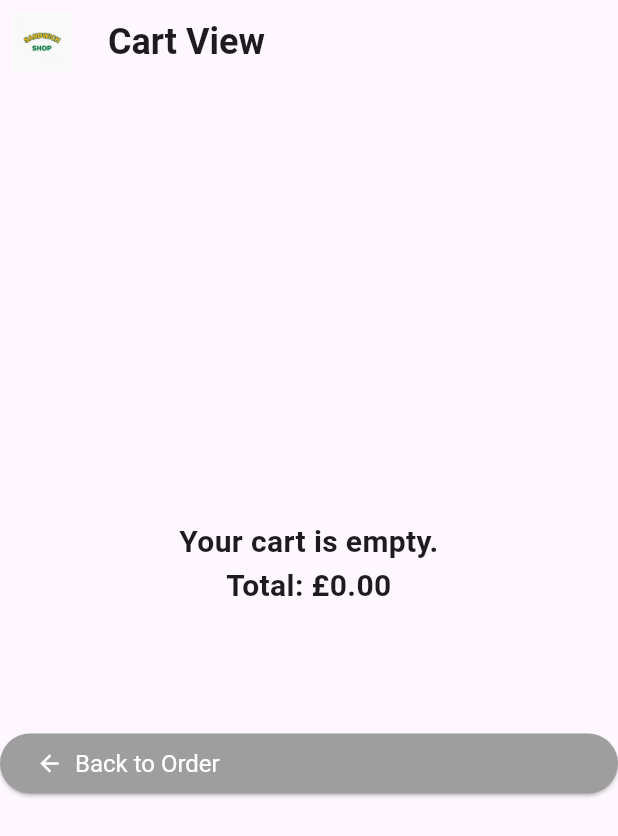
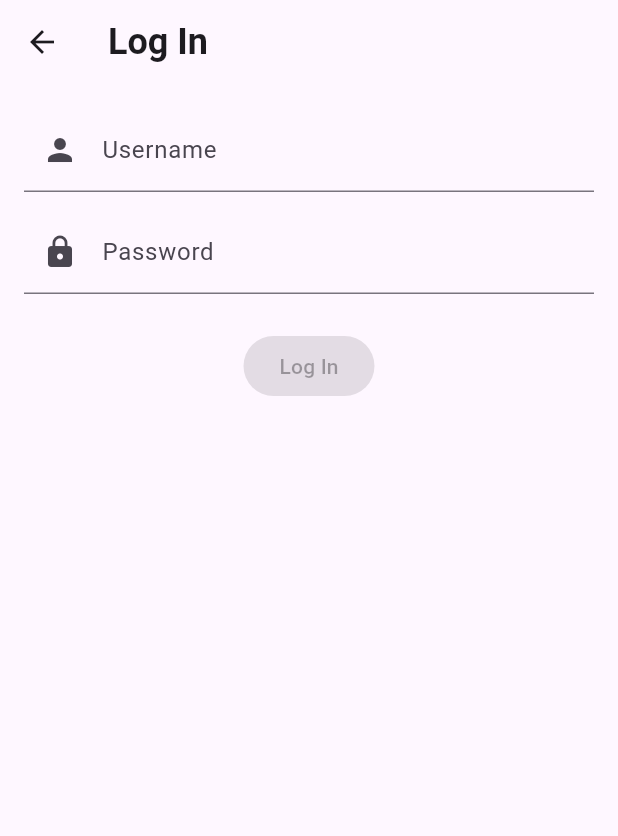
Before and after one commit to James40H/Sandwich_shop, a Flutter app: the screen it shows after launch, after a tap on "Log In", on a phone screen of 412 x 824 dp. Shown: the top 836 px of the screen. Run offline on Flutter 3.47's test engine with Material 3 defaults, Android fonts, the phone set to English and light mode, and no system bars.

Commit message:
add username and password and log in button

```diff
--- /dev/null
+++ b/lib/views/log_in_screen.dart
@@ -0,0 +1,91 @@
+import 'package:flutter/material.dart';
+import 'package:sandwich_shop/views/app_styles.dart';
+
+class LoginScreen extends StatefulWidget {
+  const LoginScreen({super.key});
+
+  @override
+  State<LoginScreen> createState() => _LoginScreenState();
+}
+
+class _LoginScreenState extends State<LoginScreen> {
+  final TextEditingController _usernameController = TextEditingController();
+  final TextEditingController _passwordController = TextEditingController();
+  bool _isSubmitting = false;
+
+  @override
+  void dispose() {
+    _usernameController.dispose();
+    _passwordController.dispose();
+    super.dispose();
+  }
+
+  void _submit() {
+    final username = _usernameController.text.trim();
+    final password = _passwordController.text;
+    if (username.isEmpty || password.isEmpty) {
+      ScaffoldMessenger.of(context).showSnackBar(
+        const SnackBar(content: Text('Please enter username and password')),
+      );
+      return;
+    }
+
+    setState(() => _isSubmitting = true);
+
+    // Simulate quick validation / auth - replace with real auth as needed.
+    Future.delayed(const Duration(milliseconds: 300), () {
+      if (!mounted) return;
+      setState(() => _isSubmitting = false);
+      // Return success to caller (OrderScreen)
+      Navigator.pop<bool>(context, true);
+    });
+  }
+
+  @override
+  Widget build(BuildContext context) {
+    final bool canSubmit = !_isSubmitting &&
+        _usernameController.text.trim().isNotEmpty &&
+        _passwordController.text.isNotEmpty;
+
+    return Scaffold(
+      appBar: AppBar(title: const Text('Log In', style: heading1)),
+      body: Padding(
+        padding: const EdgeInsets.all(16.0),
+        child: Column(
+          children: [
+            TextField(
+              controller: _usernameController,
+              decoration: const InputDecoration(
+                labelText: 'Username',
+                prefixIcon: Icon(Icons.person),
+              ),
+              textInputAction: TextInputAction.next,
+              onChanged: (_) => setState(() {}),
+            ),
+            const SizedBox(height: 12),
+            TextField(
+              controller: _passwordController,
+              decoration: const InputDecoration(
+                labelText: 'Password',
+                prefixIcon: Icon(Icons.lock),
+              ),
+              obscureText: true,
+              onChanged: (_) => setState(() {}),
+            ),
+            const SizedBox(height: 24),
+            ElevatedButton(
+              onPressed: canSubmit ? _submit : null,
+              child: _isSubmitting
+                  ? const SizedBox(
+                      width: 18,
+                      height: 18,
+                      child: CircularProgressIndicator(strokeWidth: 2),
+                    )
+                  : const Text('Log In'),
+            ),
+          ],
+        ),
+      ),
+    );
+  }
+}
--- a/lib/views/order_screen.dart
+++ b/lib/views/order_screen.dart
@@ -1,6 +1,7 @@
 import 'package:flutter/material.dart';
 import 'package:sandwich_shop/views/app_styles.dart';
 import 'package:sandwich_shop/views/cart_screen.dart';
+import 'package:sandwich_shop/views/log_in_screen.dart';
 import 'package:sandwich_shop/models/cart.dart';
 import 'package:sandwich_shop/models/sandwich.dart';
 
@@ -82,6 +83,21 @@ class _OrderScreenState extends State<OrderScreen> {
         builder: (BuildContext context) => CartScreen(cart: _cart),
       ),
     );
+  }
+
+  Future<void> _navigateToLoginView() async {
+    final result = await Navigator.push<bool>(
+      context,
+      MaterialPageRoute<bool>(
+        builder: (BuildContext context) => const LoginScreen(),
+      ),
+    );
+
+    if (result == true) {
+      ScaffoldMessenger.of(context).showSnackBar(
+        const SnackBar(content: Text('User logged in')),
+      );
+    }
   }
 
   List<DropdownMenuEntry<SandwichType>> _buildSandwichTypeEntries() {
@@ -227,7 +243,7 @@ class _OrderScreenState extends State<OrderScreen> {
               ),
               const SizedBox(height: 20),
               StyledButton(
-                onPressed: _navigateToCartView,
+                onPressed: _navigateToLoginView,
                 icon: Icons.person,
                 label: 'Log In',
                 backgroundColor: Colors.purple,
```
